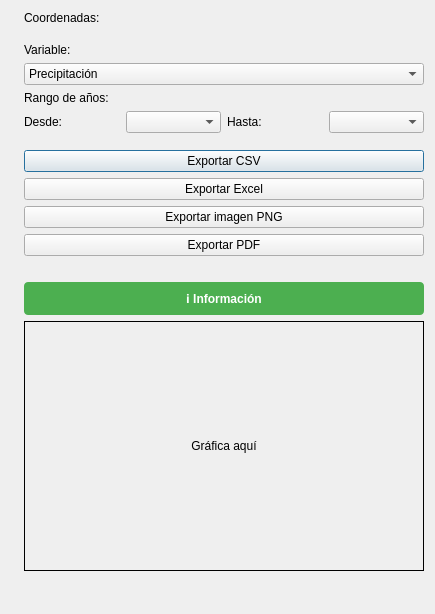
Qt form MyPlugin_dialog_base.ui (Arnold1904/CasanareDataExtract) before a commit.
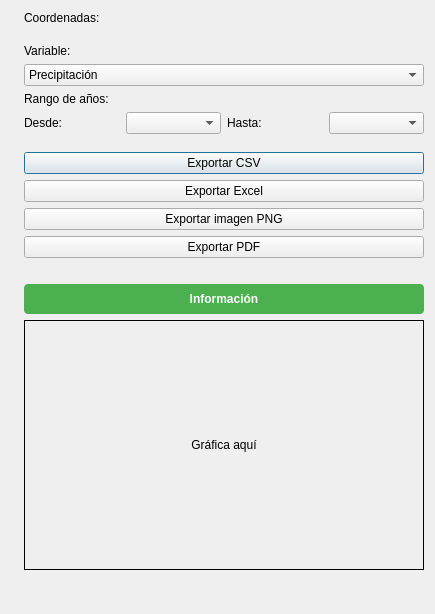
The same form after that commit. Icons and pictures are not drawn.

Patch:
```diff
--- a/MyPlugin_dialog_base.ui
+++ b/MyPlugin_dialog_base.ui
@@ -227,7 +227,7 @@
          <item>
           <widget class="QPushButton" name="pushButton_info">
            <property name="text">
-            <string>ℹ️ Información</string>
+            <string>Información</string>
            </property>
            <property name="toolTip">
             <string>Mostrar información sobre el plugin y los datos</string>
```
